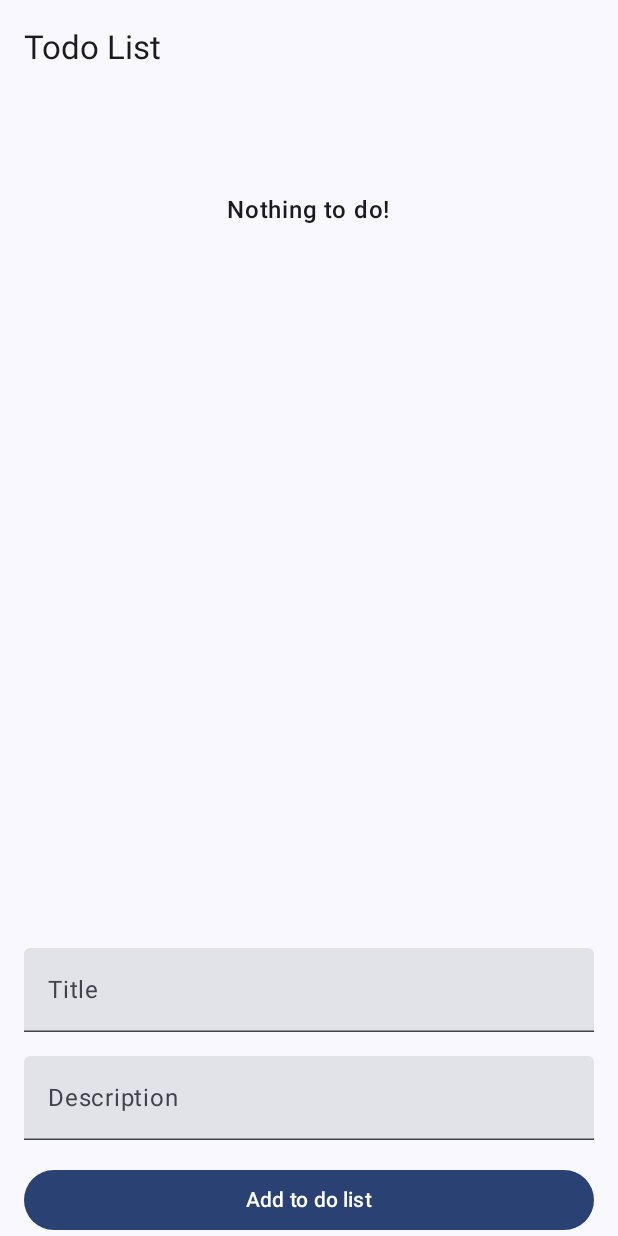
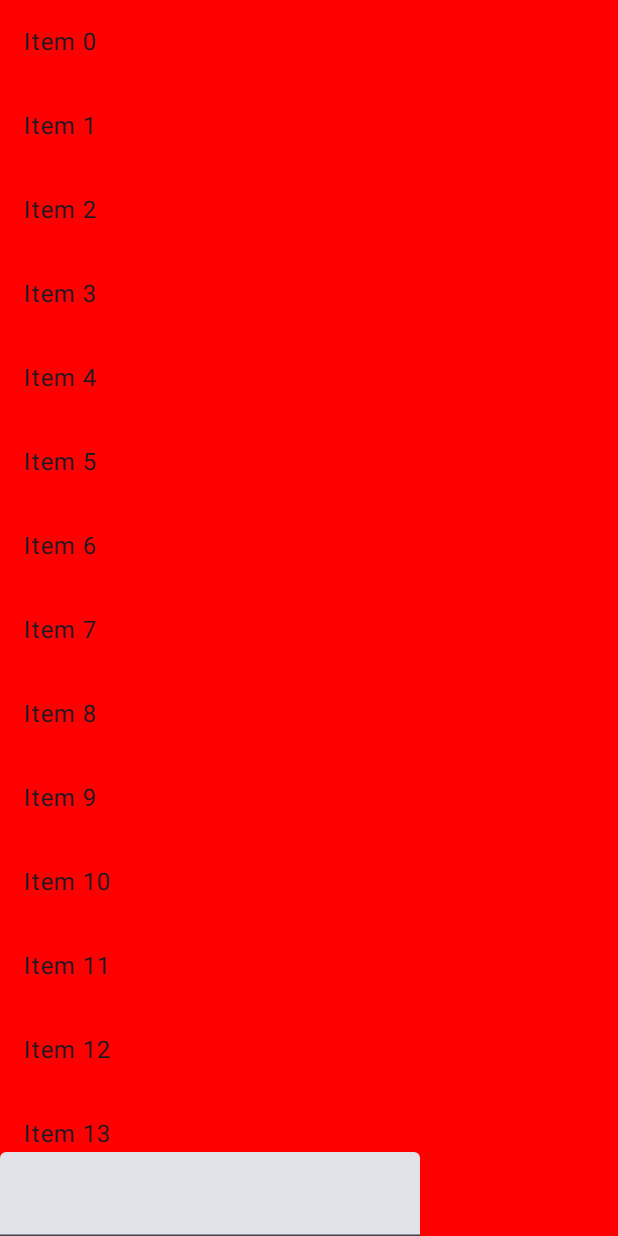
Before and after one commit to muliamaulana/JetpackComposeMasterClass, an Android app built with Jetpack Compose: the screen it shows after launch (MainActivity), on a phone screen of 412 x 824 dp. Run offline under Robolectric (Android 15) with nearby library versions, the phone set to English and light mode, and no system bars.

Commit message:
Spacings & Window Insets

```diff
--- a/app/src/main/java/com/muliamaulana/jetpackcomposemasterclass/MainActivity.kt
+++ b/app/src/main/java/com/muliamaulana/jetpackcomposemasterclass/MainActivity.kt
@@ -4,37 +4,33 @@ import android.os.Bundle
 import androidx.activity.ComponentActivity
 import androidx.activity.compose.setContent
 import androidx.activity.enableEdgeToEdge
+import androidx.compose.foundation.layout.WindowInsets
+import androidx.compose.foundation.layout.consumeWindowInsets
 import androidx.compose.foundation.layout.fillMaxSize
 import androidx.compose.foundation.layout.padding
-import androidx.compose.material3.ExperimentalMaterial3Api
+import androidx.compose.foundation.layout.safeGestures
 import androidx.compose.material3.Scaffold
 import androidx.compose.material3.Text
-import androidx.compose.material3.TopAppBar
 import androidx.compose.runtime.Composable
 import androidx.compose.ui.Modifier
 import androidx.compose.ui.tooling.preview.Preview
-import com.muliamaulana.jetpackcomposemasterclass.state_management.homework_assignment.TodoListScreenRoot
+import com.muliamaulana.jetpackcomposemasterclass.basic_modifiers.SpacingModifierDemo
 import com.muliamaulana.jetpackcomposemasterclass.ui.theme.JetpackComposeMasterClassTheme
 
 class MainActivity : ComponentActivity() {
-    @OptIn(ExperimentalMaterial3Api::class)
     override fun onCreate(savedInstanceState: Bundle?) {
         super.onCreate(savedInstanceState)
         enableEdgeToEdge()
         setContent {
             JetpackComposeMasterClassTheme {
                 Scaffold(
-                    topBar = {
-                        TopAppBar(
-                            title = {
-                                Text(text = "Todo List")
-                            }
-                        )
-                    },
-                    modifier = Modifier.fillMaxSize()
+                    modifier = Modifier.fillMaxSize(),
+                    contentWindowInsets = WindowInsets.safeGestures
                 ) { innerPadding ->
-                    TodoListScreenRoot(
-                        modifier = Modifier.padding(innerPadding)
+                    SpacingModifierDemo(
+                        modifier = Modifier
+                            .padding(innerPadding)
+                            .consumeWindowInsets(innerPadding)
                     )
                 }
             }
--- /dev/null
+++ b/app/src/main/java/com/muliamaulana/jetpackcomposemasterclass/basic_modifiers/SpacingModifierDemo.kt
@@ -0,0 +1,63 @@
+package com.muliamaulana.jetpackcomposemasterclass.basic_modifiers
+
+import androidx.compose.foundation.background
+import androidx.compose.foundation.layout.Column
+import androidx.compose.foundation.layout.ExperimentalLayoutApi
+import androidx.compose.foundation.layout.fillMaxSize
+import androidx.compose.foundation.layout.fillMaxWidth
+import androidx.compose.foundation.layout.imeNestedScroll
+import androidx.compose.foundation.layout.padding
+import androidx.compose.foundation.lazy.LazyColumn
+import androidx.compose.material3.Text
+import androidx.compose.material3.TextField
+import androidx.compose.runtime.Composable
+import androidx.compose.ui.Modifier
+import androidx.compose.ui.graphics.Color
+import androidx.compose.ui.tooling.preview.Preview
+import androidx.compose.ui.unit.dp
+import com.muliamaulana.jetpackcomposemasterclass.ui.theme.JetpackComposeMasterClassTheme
+
+/**
+ * Created by muliamaulana on 27/12/24.
+ */
+
+@OptIn(ExperimentalLayoutApi::class)
+@Composable
+fun SpacingModifierDemo(modifier: Modifier = Modifier) {
+    Column(
+        modifier = modifier
+            .background(Color.Red)
+            .fillMaxSize()
+
+    ) {
+
+        LazyColumn(
+            modifier = Modifier
+                .fillMaxWidth()
+                .weight(1f)
+                .imeNestedScroll()
+        ) {
+            items(100) {
+                Text(
+                    text = "Item $it",
+                    modifier = Modifier
+                        .fillMaxWidth()
+                        .padding(16.dp)
+                )
+            }
+        }
+
+        TextField(
+            value = "",
+            onValueChange = {},
+        )
+    }
+}
+
+@Preview(showBackground = true)
+@Composable
+fun SpacingModifierDemoPreview() {
+    JetpackComposeMasterClassTheme {
+        SpacingModifierDemo()
+    }
+}
```
